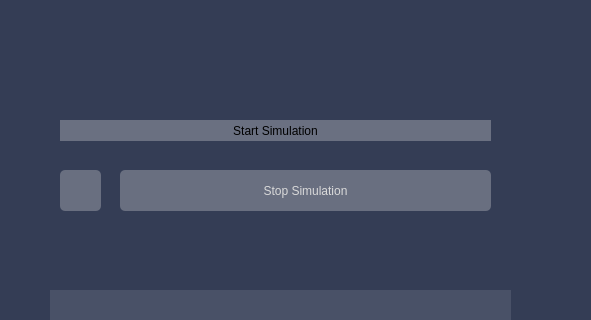
Before: the Qt Designer form DeadLocks-Final-Test/mainwindow.ui in breathTake/Deadlocks-Algorithm-Simulation, drawn with Qt 5; both pictures show x 0 to 591 and y 150 to 470 of the 1178 by 845 pixel window.
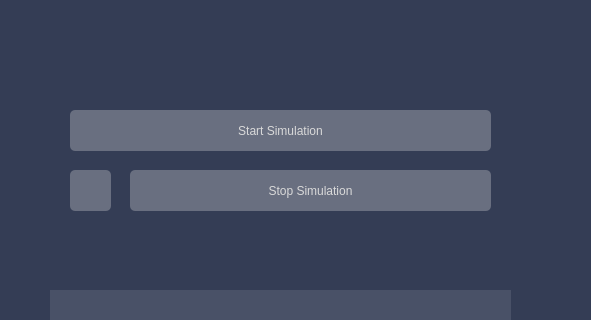
After: the same form once the commit is applied. Icons and pictures are not drawn.

```diff
--- a/DeadLocks-Final-Test/mainwindow.ui
+++ b/DeadLocks-Final-Test/mainwindow.ui
@@ -1047,9 +1047,9 @@
    <widget class="QPushButton" name="button_stop_simulation">
     <property name="geometry">
      <rect>
-      <x>120</x>
+      <x>130</x>
       <y>320</y>
-      <width>371</width>
+      <width>361</width>
       <height>41</height>
      </rect>
     </property>
@@ -1078,16 +1078,29 @@
    <widget class="QPushButton" name="button_start_simulation">
     <property name="geometry">
      <rect>
-      <x>60</x>
-      <y>270</y>
-      <width>431</width>
-      <height>21</height>
+      <x>70</x>
+      <y>260</y>
+      <width>421</width>
+      <height>41</height>
      </rect>
     </property>
     <property name="styleSheet">
-     <string notr="true">border: none;
-background-color: rgb(106, 112, 129);
-font: 500 13pt &quot;Futura PT&quot;;</string>
+     <string notr="true">QPushButton {
+    border-radius: 5px;
+	background-color: rgb(105, 111, 128);
+	font: 18pt &quot;Futura BdCn BT&quot;;
+	color: rgb(217, 217, 217);
+}
+QPushButton::!enabled {
+    border-radius: 5px;
+	background-color: rgb(43, 48, 63);
+	font: 18pt &quot;Futura BdCn BT&quot;;
+	color: rgb(217, 217, 217);
+}
+QPushButton::hover {
+	background-color: rgb(152, 161, 186);
+}
+</string>
     </property>
     <property name="text">
      <string>Start Simulation</string>
@@ -1096,7 +1109,7 @@
    <widget class="QPushButton" name="button_restart_simulation">
     <property name="geometry">
      <rect>
-      <x>60</x>
+      <x>70</x>
       <y>320</y>
       <width>41</width>
       <height>41</height>
```
Left out of the diff: 4 changed lines with no effect on the pictures.
